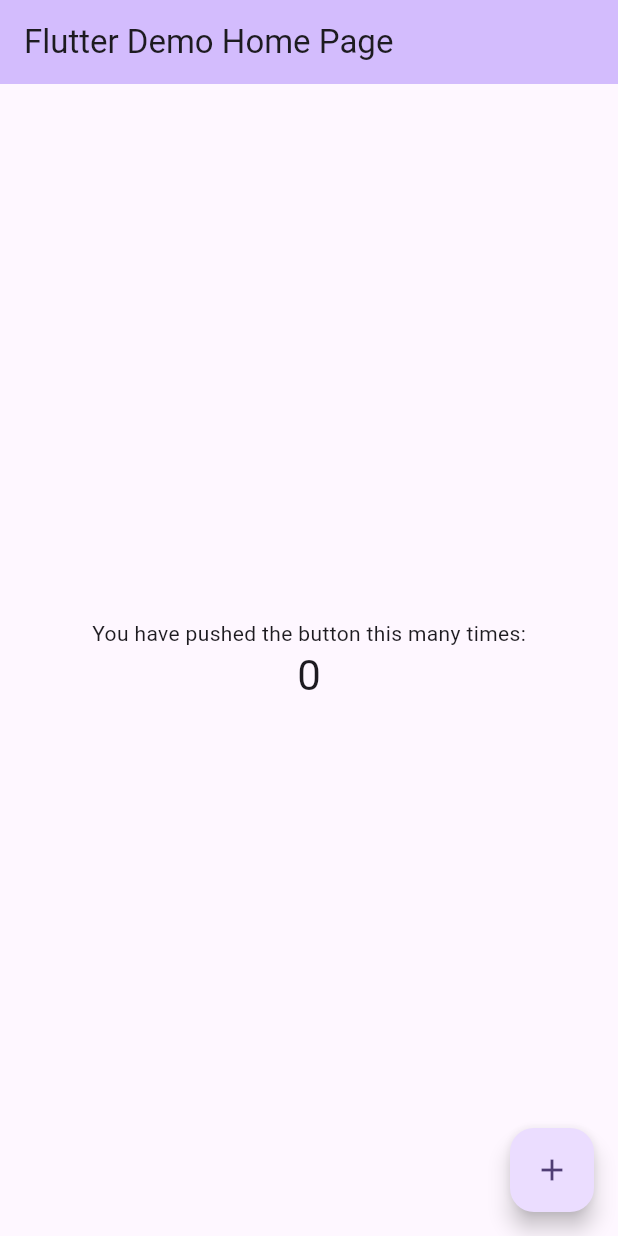
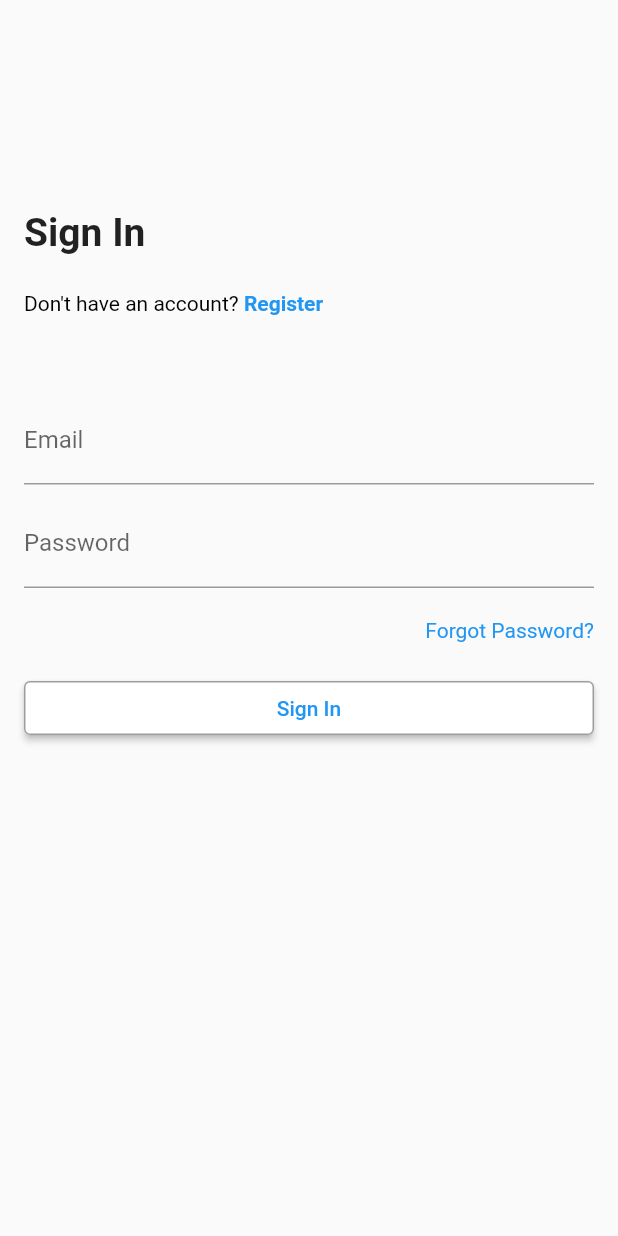
Before and after one commit to rajeshlakkakula-dev/firebase_meetup_app, a Flutter app: the screen it shows after launch, on a phone screen of 412 x 824 dp. Run offline on Flutter 3.47's test engine with Material 2 defaults, Android fonts, the phone set to English and light mode, and no system bars.

Commit message:
initial commit

```diff
--- /dev/null
+++ b/lib/Signin.dart
@@ -0,0 +1,158 @@
+import 'package:flutter/material.dart';
+
+import 'ForgotPasswordScreen.dart';
+
+class SignInScreen extends StatelessWidget {
+  @override
+  Widget build(BuildContext context) {
+    return Scaffold(
+      body: Center(
+        child: Column(
+
+          mainAxisAlignment: MainAxisAlignment.start,
+
+          children: [
+            SizedBox(height: 20),
+            Padding(
+              padding: const EdgeInsets.only(top:120.0, left: 16.0, right: 16.0, bottom: 8.0),
+              // Add padding as needed
+              child: Align(
+                alignment: Alignment.centerLeft,
+
+                child: Text(
+                  'Sign In ',
+                  style: TextStyle(fontSize: 26, fontWeight: FontWeight.bold),
+                ),
+              ),
+            ),
+            // SizedBox(height: 05),
+            Padding(
+              padding: const EdgeInsets.only(top: 16.0, left: 16.0, right: 16.0, bottom: 8.0),
+              child: Align(
+                alignment: Alignment.centerLeft,
+                child: GestureDetector(
+                  onTap: () {
+
+                  },
+                  child: RichText(
+                    text: TextSpan(
+                      children: [
+                        TextSpan(
+                          text: 'Don\'t have an account? ',
+                          style: TextStyle(
+                            color: Colors.black,
+                            fontWeight: FontWeight.normal,
+                          ),
+                        ),
+                        TextSpan(
+                          text: 'Register',
+                          style: TextStyle(
+                            color: Colors.blue,
+                            fontWeight: FontWeight.bold,
+                          ),
+                        ),
+                      ],
+                    ),
+                  ),
+                ),
+              ),
+            ),
+
+
+            SizedBox(height: 20),
+            Padding(
+              padding: const EdgeInsets.all(16.0),
+              child: SignInForm(),
+            ),
+          ],
+        ),
+      ),
+    );
+  }
+}
+
+
+
+class SignInForm extends StatefulWidget {
+  @override
+  _SignInFormState createState() => _SignInFormState();
+}
+
+
+class _SignInFormState extends State<SignInForm> {
+  final _emailController = TextEditingController();
+  final _passwordController = TextEditingController();
+  final _formKey = GlobalKey<FormState>();
+
+  String? _validateEmail(String? value) {
+    // Email validation logic
+    if (value == null || value.isEmpty || !RegExp(r'^[\w-]+(\.[\w-]+)*@([\w-]+\.)+[a-zA-Z]{2,7}$').hasMatch(value)) {
+      return 'Please enter a valid email address';
+    }
+    return null;
+  }
+
+  String? _validatePassword(String? value) {
+    // Password validation logic
+    if (value == null || value.length < 4) {
+      return 'Password must be at least 4 characters';
+    }
+    return null;
+  }
+
+  @override
+  Widget build(BuildContext context) {
+    return Form(
+      key: _formKey,
+      child: Column(
+        children: [
+          SizedBox(height: 10),
+          TextFormField(
+            controller: _emailController,
+            decoration: InputDecoration(labelText: 'Email'),
+            keyboardType: TextInputType.emailAddress,
+            validator: _validateEmail,
+          ),
+          SizedBox(height: 10),
+          TextFormField(
+            controller: _passwordController,
+            decoration: InputDecoration(labelText: 'Password'),
+            obscureText: true,
+            validator: _validatePassword,
+          ),
+          SizedBox(height: 20),
+
+          Align(
+            alignment: Alignment.centerRight,
+            child: GestureDetector(
+              onTap: () {
+                Navigator.push(context, MaterialPageRoute(builder: (context) => ForgotPasswordScreen()));
+              },
+              child: Text('Forgot Password?',style: TextStyle(color:Colors.blue),),
+
+            ),),
+          SizedBox(height: 20),
+          SizedBox(
+            width: 500,
+            child: ElevatedButton(
+              style: ButtonStyle(
+                backgroundColor: MaterialStateProperty.all(Colors.white),
+                side: MaterialStateProperty.all(BorderSide(color: Colors.grey)),
+              ),
+              onPressed: () {
+                if (_formKey.currentState?.validate() ?? false) {
+                  // If validations pass, you can navigate to the next screen
+                }
+              },
+              child: Text(
+                'Sign In',
+                style: TextStyle(color: Colors.blue),
+              ),
+            ),
+          ),
+        ],
+      ),
+    );
+
+  }
+}
--- a/lib/main.dart
+++ b/lib/main.dart
@@ -1,125 +1,18 @@
 import 'package:flutter/material.dart';
 
+import 'Signin.dart';
+
 void main() {
-  runApp(const MyApp());
+  runApp(MyApp());
 }
 
 class MyApp extends StatelessWidget {
-  const MyApp({super.key});
-
-  // This widget is the root of your application.
   @override
   Widget build(BuildContext context) {
     return MaterialApp(
-      title: 'Flutter Demo',
-      theme: ThemeData(
-        // This is the theme of your application.
-        //
-        // TRY THIS: Try running your application with "flutter run". You'll see
-        // the application has a blue toolbar. Then, without quitting the app,
-        // try changing the seedColor in the colorScheme below to Colors.green
-        // and then invoke "hot reload" (save your changes or press the "hot
-        // reload" button in a Flutter-supported IDE, or press "r" if you used
-        // the command line to start the app).
-        //
-        // Notice that the counter didn't reset back to zero; the application
-        // state is not lost during the reload. To reset the state, use hot
-        // restart instead.
-        //
-        // This works for code too, not just values: Most code changes can be
-        // tested with just a hot reload.
-        colorScheme: ColorScheme.fromSeed(seedColor: Colors.deepPurple),
-        useMaterial3: true,
-      ),
-      home: const MyHomePage(title: 'Flutter Demo Home Page'),
+      debugShowCheckedModeBanner: false,
+
+      home: SignInScreen(),
     );
   }
 }
-
-class MyHomePage extends StatefulWidget {
-  const MyHomePage({super.key, required this.title});
-
-  // This widget is the home page of your application. It is stateful, meaning
-  // that it has a State object (defined below) that contains fields that affect
-  // how it looks.
-
-  // This class is the configuration for the state. It holds the values (in this
-  // case the title) provided by the parent (in this case the App widget) and
-  // used by the build method of the State. Fields in a Widget subclass are
-  // always marked "final".
-
-  final String title;
-
-  @override
-  State<MyHomePage> createState() => _MyHomePageState();
-}
-
-class _MyHomePageState extends State<MyHomePage> {
-  int _counter = 0;
-
-  void _incrementCounter() {
-    setState(() {
-      // This call to setState tells the Flutter framework that something has
-      // changed in this State, which causes it to rerun the build method below
-      // so that the display can reflect the updated values. If we changed
-      // _counter without calling setState(), then the build method would not be
-      // called again, and so nothing would appear to happen.
-      _counter++;
-    });
-  }
-
-  @override
-  Widget build(BuildContext context) {
-    // This method is rerun every time setState is called, for instance as done
-    // by the _incrementCounter method above.
-    //
-    // The Flutter framework has been optimized to make rerunning build methods
-    // fast, so that you can just rebuild anything that needs updating rather
-    // than having to individually change instances of widgets.
-    return Scaffold(
-      appBar: AppBar(
-        // TRY THIS: Try changing the color here to a specific color (to
-        // Colors.amber, perhaps?) and trigger a hot reload to see the AppBar
-        // change color while the other colors stay the same.
-        backgroundColor: Theme.of(context).colorScheme.inversePrimary,
-        // Here we take the value from the MyHomePage object that was created by
-        // the App.build method, and use it to set our appbar title.
-        title: Text(widget.title),
-      ),
-      body: Center(
-        // Center is a layout widget. It takes a single child and positions it
-        // in the middle of the parent.
-        child: Column(
-          // Column is also a layout widget. It takes a list of children and
-          // arranges them vertically. By default, it sizes itself to fit its
-          // children horizontally, and tries to be as tall as its parent.
-          //
-          // Column has various properties to control how it sizes itself and
-          // how it positions its children. Here we use mainAxisAlignment to
-          // center the children vertically; the main axis here is the vertical
-          // axis because Columns are vertical (the cross axis would be
-          // horizontal).
-          //
-          // TRY THIS: Invoke "debug painting" (choose the "Toggle Debug Paint"
-          // action in the IDE, or press "p" in the console), to see the
-          // wireframe for each widget.
-          mainAxisAlignment: MainAxisAlignment.center,
-          children: <Widget>[
-            const Text(
-              'You have pushed the button this many times:',
-            ),
-            Text(
-              '$_counter',
-              style: Theme.of(context).textTheme.headlineMedium,
-            ),
-          ],
-        ),
-      ),
-      floatingActionButton: FloatingActionButton(
-        onPressed: _incrementCounter,
-        tooltip: 'Increment',
-        child: const Icon(Icons.add),
-      ), // This trailing comma makes auto-formatting nicer for build methods.
-    );
-  }
-}
```
Also changed, not shown: lib/ForgotPasswordScreen.dart (added, +75 -0 lines).
